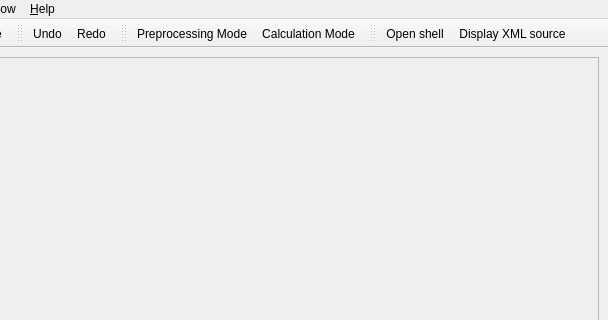
code-saturne/code_saturne, file gui/Base/MainForm.ui: the form before one commit; both pictures show x 149 to 757 and y 0 to 320 of the 757 by 665 pixel window.
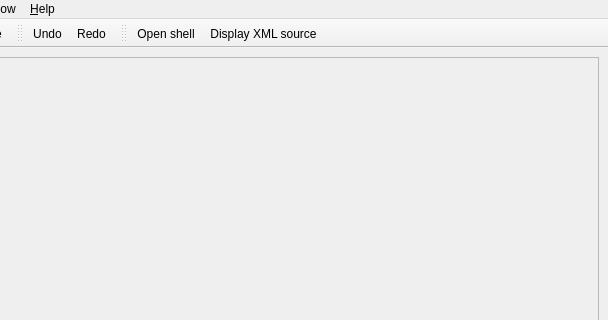
The form after the commit. Icons and pictures are not drawn.

Commit message: GUI: remove preprocessor/calculation modes and replace by run type in Mesh page.

Diff of the .ui file:
```diff
--- a/gui/Base/MainForm.ui
+++ b/gui/Base/MainForm.ui
@@ -159,19 +159,6 @@
    <addaction name="actionUndo"/>
    <addaction name="actionRedo"/>
   </widget>
-  <widget class="QToolBar" name="toolBar_3">
-   <property name="windowTitle">
-    <string>toolBar_3</string>
-   </property>
-   <attribute name="toolBarArea">
-    <enum>TopToolBarArea</enum>
-   </attribute>
-   <attribute name="toolBarBreak">
-    <bool>false</bool>
-   </attribute>
-   <addaction name="actionPrepro"/>
-   <addaction name="actionCalculation"/>
-  </widget>
   <widget class="QToolBar" name="toolBar_4">
    <property name="windowTitle">
     <string>toolBar_4</string>
@@ -558,24 +545,6 @@
     <string>Ctrl+Shift+Z</string>
    </property>
   </action>
-  <action name="actionPrepro">
-   <property name="icon">
-    <iconset resource="resource_base.qrc">
-     <normaloff>:/icons/22x22/prepro-mode.png</normaloff>:/icons/22x22/prepro-mode.png</iconset>
-   </property>
-   <property name="text">
-    <string>&amp;Preprocessing Mode</string>
-   </property>
-  </action>
-  <action name="actionCalculation">
-   <property name="icon">
-    <iconset resource="resource_base.qrc">
-     <normaloff>:/icons/22x22/calc-mode.png</normaloff>:/icons/22x22/calc-mode.png</iconset>
-   </property>
-   <property name="text">
-    <string>&amp;Calculation Mode</string>
-   </property>
-  </action>
   <action name="caseNewAction">
    <property name="icon">
     <iconset resource="resource_base.qrc">
```
Left out of the diff: 8 changed lines with no effect on the pictures. The commit also changes 23 other files.
